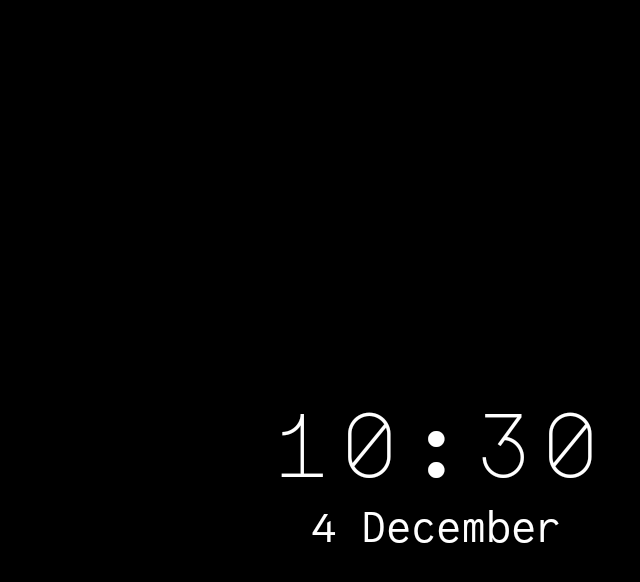
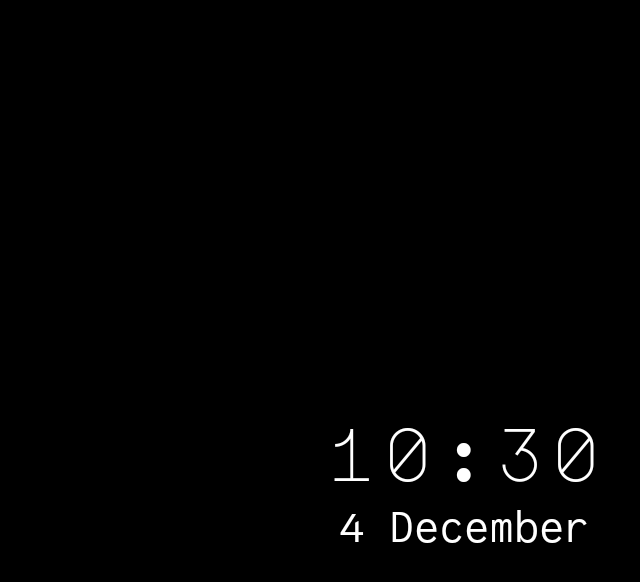
Before and after one commit to alhockly/FRIDAY_Android, an Android app: the screen it shows after launch (MainActivity), on a phone screen of 824 x 412 dp (held sideways). Shown: the top 582 px of the screen, without its empty margins (596-1236 px from the left). Run offline under Robolectric (Android 15) with nearby library versions, the phone set to English and light mode, and no system bars; our stand-ins replace data binding; libraries missing offline, so code that uses them is left out: edu.cmu.pocketsphinx; 6 statements that could not run were skipped.

```diff
--- a/app/src/main/AndroidManifest.xml
+++ b/app/src/main/AndroidManifest.xml
@@ -6,7 +6,9 @@
     <uses-permission android:name="android.permission.RECORD_AUDIO"/>
     <uses-permission android:name="android.permission.WRITE_EXTERNAL_STORAGE"/>
 
-    <application android:label="@string/app_name" android:theme="@style/AppTheme">
+    <application android:label="@string/app_name" android:theme="@style/AppTheme"
+        android:extractNativeLibs="false"
+        >
 
         <uses-library android:name="com.google.android.things"
             android:required="false"/>
--- a/app/src/main/java/com/example/friday_android/MainActivity.java
+++ b/app/src/main/java/com/example/friday_android/MainActivity.java
@@ -1,7 +1,6 @@
 package com.example.friday_android;
 
 import androidx.annotation.NonNull;
-import androidx.appcompat.app.AppCompatActivity;
 
 import android.Manifest;
 import android.app.Activity;
@@ -9,17 +8,11 @@ import android.content.Context;
 import android.content.Intent;
 import android.content.IntentFilter;
 import android.content.pm.PackageManager;
-import android.media.AudioManager;
 import android.os.Bundle;
-import android.os.Handler;
-import android.os.Message;
 import android.os.Vibrator;
-import android.text.Html;
+import android.speech.RecognizerIntent;
 import android.util.Log;
-import android.view.View;
 import android.view.WindowManager;
-import android.widget.ScrollView;
-import android.widget.TextView;
 import android.widget.Toast;
 
 import androidx.core.app.ActivityCompat;
@@ -30,6 +23,7 @@ import com.example.friday_android.databinding.ActivityMainBinding;
 
 import java.io.File;
 import java.io.IOException;
+import java.util.ArrayList;
 import java.util.Calendar;
 import java.util.Locale;
 import edu.cmu.pocketsphinx.Assets;
@@ -71,7 +65,7 @@ public class MainActivity extends Activity implements IModifyUI, RecognitionList
     ///CMU SPHINX
     private static final String WAKEWORD_SEARCH = "WAKEWORD_SEARCH";
     private static final int PERMISSIONS_REQUEST_CODE = 5;
-    private static int sensibility = 10;
+    private static int sensitivity = 22;
     private SpeechRecognizer mRecognizer;
     private Vibrator mVibrator;
     private static final String LOG_TAG = MainActivity.class.getName();
@@ -87,7 +81,7 @@ public class MainActivity extends Activity implements IModifyUI, RecognitionList
         registerReceiver(iTimeBroadcastReceiver,filter);
         iBinding = DataBindingUtil.setContentView(this, R.layout.activity_main);
 
-        //initHotword();
+
         updateTimeDisplay();
         refreshSongKickData();
         updateWeather();
@@ -96,16 +90,10 @@ public class MainActivity extends Activity implements IModifyUI, RecognitionList
 //                Manifest.permission.WRITE_EXTERNAL_STORAGE) == PackageManager.PERMISSION_GRANTED &&
 //                ActivityCompat.checkSelfPermission(this,
 //                        Manifest.permission.RECORD_AUDIO) == PackageManager.PERMISSION_GRANTED) {
-//                initHotword();
+//
 //        } else {
 //            ActivityCompat.requestPermissions(MainActivity.this,new String[]{Manifest.permission.RECORD_AUDIO,Manifest.permission.WRITE_EXTERNAL_STORAGE},1);
 //        }
-
-//        mRecognizer.removeListener(MainActivity.this);
-//        mRecognizer.stop();
-//        mRecognizer.shutdown();
-//        setup();
-
 
     }
 
@@ -132,8 +120,6 @@ public class MainActivity extends Activity implements IModifyUI, RecognitionList
             }
         }
     }
-
-
 
 
     @Override
@@ -170,16 +156,14 @@ public class MainActivity extends Activity implements IModifyUI, RecognitionList
                     try {
                         float maxTemp = WeatherJson.DailyForecasts.get(0).Temperature.Maximum.Value;
                         float minTemp = WeatherJson.DailyForecasts.get(0).Temperature.Minimum.Value;
-                        iBinding.CurrentTemp.setText(minTemp+ "°C /"+maxTemp+"°C");
+                        iBinding.CurrentTemp.setText(minTemp + "°C /" + maxTemp + "°C");
 
                     } catch (Exception e) {     //development builds be like
                         e.printStackTrace();
                     }
                 }
             });
-
         }
-
     }
 
     @Override
@@ -247,7 +231,7 @@ public class MainActivity extends Activity implements IModifyUI, RecognitionList
             mRecognizer = SpeechRecognizerSetup.defaultSetup()
                     .setAcousticModel(new File(assetDir, "models/en-us-ptm"))
                     .setDictionary(new File(assetDir, "models/lm/words.dic"))
-                    .setKeywordThreshold(Float.valueOf("1.e-" + 2 * sensibility))
+                    .setKeywordThreshold(Float.valueOf("1.e-" + 2 * sensitivity))
                     .getRecognizer();
             mRecognizer.addKeyphraseSearch(WAKEWORD_SEARCH, getString(R.string.wake_word));
             mRecognizer.addListener(this);
@@ -285,8 +269,21 @@ public class MainActivity extends Activity implements IModifyUI, RecognitionList
 
                 startActivity(new Intent(this, MainActivity.class));
                 Toast.makeText(getContext(),"DETECTED HOTWORD!",Toast.LENGTH_SHORT);
+                ///////////////
+                Intent intent = new Intent(RecognizerIntent.ACTION_VOICE_SEARCH_HANDS_FREE);
+                intent.putExtra(RecognizerIntent.EXTRA_LANGUAGE_MODEL, RecognizerIntent.LANGUAGE_MODEL_FREE_FORM);
+                intent.putExtra(RecognizerIntent.EXTRA_LANGUAGE, Locale.ENGLISH);
+                startActivityForResult(intent, 1);
             }
         }
+    }
+
+    @Override
+    protected void onActivityResult(int requestCode, int resultCode, Intent data) {
+        super.onActivityResult(requestCode, resultCode, data);
+        ArrayList<String> result = data.getStringArrayListExtra(RecognizerIntent.EXTRA_RESULTS);
+        Log.d("Debug", result.toString());
+
     }
 
     @Override
--- a/app/src/main/res/layout/activity_main.xml
+++ b/app/src/main/res/layout/activity_main.xml
@@ -20,7 +20,7 @@
         android:fontFamily="@font/majormonodisplay_regular"
         android:textAlignment="center"
         android:textColor="@color/brightWhite"
-        android:textSize="60sp"
+        android:textSize="50sp"
         app:layout_constraintBottom_toBottomOf="parent"
         app:layout_constraintEnd_toEndOf="parent"
         tools:text="8:08" />
@@ -49,7 +49,6 @@
         android:gravity="center"
         android:maxLines="1"
         android:padding="0dp"
-        android:text="TextView"
         android:textAlignment="center"
         android:textColor="#FFFFFF"
         android:textSize="30sp"
```
Also changed, not shown: app/build.gradle (+2 -24 lines).
